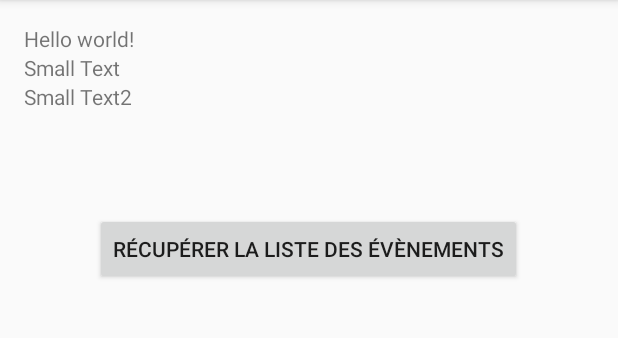
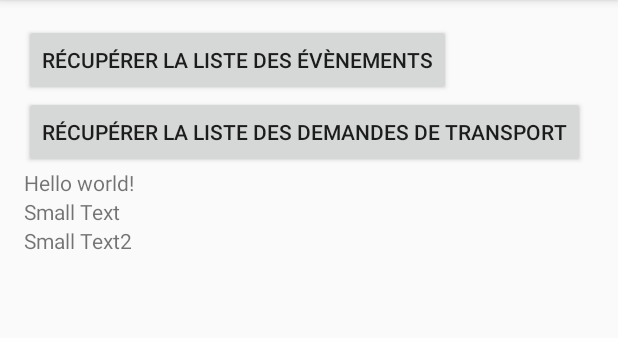
Before and after one commit to sfreud/pld-smartCity, an Android app: the screen it shows after launch (MainActivity), on a phone screen of 412 x 824 dp, the part 84-422 px from its top. Run offline under Robolectric (Android 15) with nearby library versions, the phone set to English and light mode, and no system bars.

Commit message:
Adding Transport Request List Display

```diff
--- a/AndroidClient/app/src/main/res/layout/activity_main.xml
+++ b/AndroidClient/app/src/main/res/layout/activity_main.xml
@@ -1,4 +1,4 @@
-<RelativeLayout xmlns:android="http://schemas.android.com/apk/res/android"
+<LinearLayout xmlns:android="http://schemas.android.com/apk/res/android"
     xmlns:tools="http://schemas.android.com/tools"
     android:layout_width="match_parent"
     android:layout_height="match_parent"
@@ -6,7 +6,22 @@
     android:paddingLeft="@dimen/activity_horizontal_margin"
     android:paddingRight="@dimen/activity_horizontal_margin"
     android:paddingTop="@dimen/activity_vertical_margin"
+    android:orientation="vertical"
     tools:context=".MainActivity">
+
+    <Button
+        android:id="@+id/button"
+        android:layout_width="wrap_content"
+        android:layout_height="wrap_content"
+        android:layout_centerHorizontal="true"
+        android:text="@string/getEventsListButton" />
+
+    <Button
+        android:id="@+id/getTransportRequestListButton"
+        android:layout_width="wrap_content"
+        android:layout_height="wrap_content"
+        android:layout_centerHorizontal="true"
+        android:text="@string/getTransportRequestList" />
 
     <TextView
         android:id="@+id/textView"
@@ -14,30 +29,17 @@
         android:layout_height="wrap_content"
         android:text="@string/hello_world" />
 
-    <Button
-        android:id="@+id/button"
-        android:layout_width="wrap_content"
-        android:layout_height="wrap_content"
-        android:layout_below="@+id/textView2"
-        android:layout_centerHorizontal="true"
-        android:layout_marginTop="87dp"
-        android:text="@string/getEventsListButton" />
-
     <TextView
         android:id="@+id/textView2"
         android:layout_width="wrap_content"
         android:layout_height="wrap_content"
-        android:layout_alignParentLeft="true"
-        android:layout_alignParentStart="true"
-        android:layout_below="@+id/textView"
         android:text="Small Text" />
 
     <TextView
         android:id="@+id/textView3"
         android:layout_width="wrap_content"
         android:layout_height="wrap_content"
-        android:layout_below="@+id/textView2"
         android:text="Small Text2" />
 
 
-</RelativeLayout>
+</LinearLayout>
--- a/AndroidClient/app/src/main/res/layout/activity_selected_event.xml
+++ b/AndroidClient/app/src/main/res/layout/activity_selected_event.xml
@@ -38,6 +38,12 @@
         android:text="@string/verifyLocations" />
 
     <Button
+        android:id="@+id/create_transport_request"
+        android:layout_width="wrap_content"
+        android:layout_height="wrap_content"
+        android:text="@string/create_transport_request" />
+
+    <Button
         android:id="@+id/selected_event_get_Map"
         android:layout_width="wrap_content"
         android:layout_height="wrap_content"
--- a/AndroidClient/app/src/main/res/values/strings.xml
+++ b/AndroidClient/app/src/main/res/values/strings.xml
@@ -11,4 +11,6 @@
     <string name="retrieving_events">Retrieving events...</string>
     <string name="title_activity_selected_event">SelectedEventActivity</string>
     <string name="verifyLocations">Vérifier les localisations</string>
+    <string name="create_transport_request">Créer une requête de transport</string>
+    <string name="getTransportRequestList">Récupérer la liste des demandes de transport</string>
 </resources>
```
Also changed, not shown: AndroidClient/app/src/main/java/com/example/androidclient/MainActivity.java (+25 -3 lines), AndroidClient/app/src/main/java/com/example/androidclient/UpcomingEventsActivity.java (+5 -5 lines).
